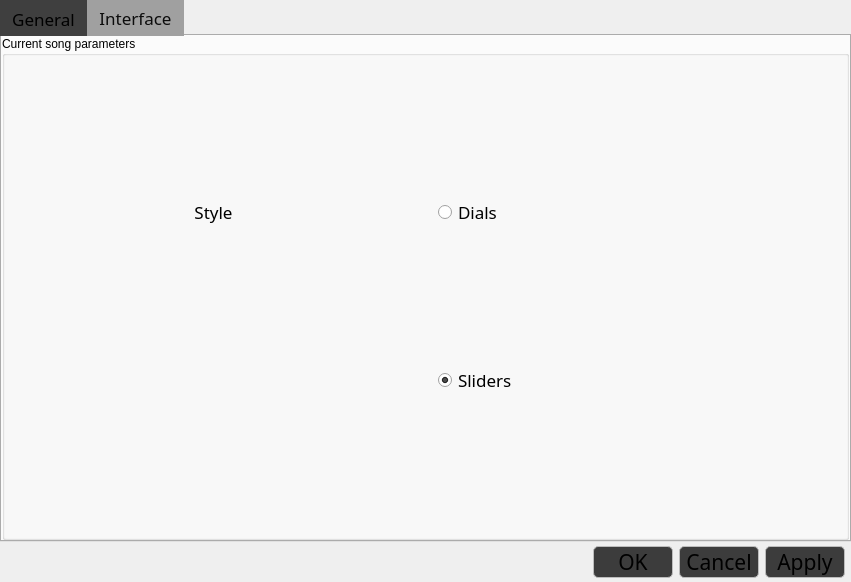
Before: the Qt Designer form RE_NUE/resources/d_ui/settings.ui in BadJuJa/Python, drawn with Qt 5.
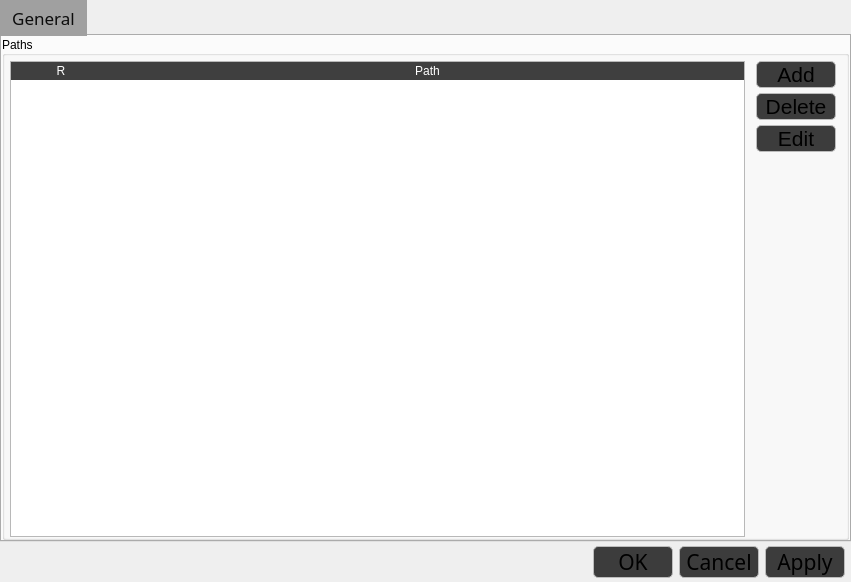
After: the same form once the commit is applied.

```diff
--- a/RE_NUE/resources/d_ui/settings.ui
+++ b/RE_NUE/resources/d_ui/settings.ui
@@ -38,9 +38,23 @@
 alternate-background-color: rgb(188, 188, 188);
 
 QMenuBar::item:selected {
-	background-color: rgb(188, 188, 188);
-	color: rgb(0, 0, 0);
-}</string>
+background-color: rgb(188, 188, 188);
+color: rgb(0, 0, 0);
+}
+
+QPushButton {
+background-color: rgb(60, 60, 60);
+border-radius: 5%;
+border: 1px solid rgb(188, 188, 188);
+font-size: 16pt;
+}
+
+QPushButton:hover{
+background-color: rgb(188, 188, 188);
+color: rgb(0, 0, 0);
+}
+                                                                
+            </string>
   </property>
   <layout class="QGridLayout" name="MainWidget_gridLayout">
    <property name="leftMargin">
@@ -107,7 +121,7 @@
       <enum>QTabWidget::Rounded</enum>
      </property>
      <property name="currentIndex">
-      <number>1</number>
+      <number>0</number>
      </property>
      <property name="elideMode">
       <enum>Qt::ElideNone</enum>
@@ -156,7 +170,7 @@
           <string notr="true"/>
          </property>
          <property name="title">
-          <string>Music paths</string>
+          <string>Paths</string>
          </property>
          <property name="alignment">
           <set>Qt::AlignLeading|Qt::AlignLeft|Qt::AlignVCenter</set>
@@ -181,7 +195,20 @@
            <number>0</number>
           </property>
           <item row="0" column="1">
-           <widget class="QWidget" name="widget_music_paths_buttons" native="true">
+           <widget class="QWidget" name="widget_audio_paths_buttons" native="true">
+            <property name="styleSheet">
+             <string notr="true">QPushButton {
+background-color: rgb(60, 60, 60);
+border-radius: 5%;
+border: 1px solid rgb(188, 188, 188);
+font-size: 16pt;
+}
+
+QPushButton:hover{
+background-color: rgb(188, 188, 188);
+color: rgb(0, 0, 0);
+}</string>
+            </property>
             <layout class="QVBoxLayout" name="widget_music_paths_buttons_verticalLayout">
              <property name="spacing">
               <number>5</number>
@@ -213,17 +240,7 @@
                 </size>
                </property>
                <property name="styleSheet">
-                <string notr="true">QPushButton {
-	background-color: rgb(60, 60, 60);
-	border-radius: 5%;
-    border: 1px solid rgb(188, 188, 188);
-	font-size: 16pt;
-}
-
-QPushButton:hover{
-	background-color: rgb(188, 188, 188);
-	color: rgb(0, 0, 0);
-} </string>
+                <string notr="true"/>
                </property>
                <property name="text">
                 <string>Add</string>
@@ -245,17 +262,7 @@
                 </size>
                </property>
                <property name="styleSheet">
-                <string notr="true">QPushButton {
-	background-color: rgb(60, 60, 60);
-	border-radius: 5%;
-    border: 1px solid rgb(188, 188, 188);
-	font-size: 16pt;
-}
-
-QPushButton:hover{
-	background-color: rgb(188, 188, 188);
-	color: rgb(0, 0, 0);
-} </string>
+                <string notr="true"/>
                </property>
                <property name="text">
                 <string>Delete</string>
@@ -277,17 +284,7 @@
                 </size>
                </property>
                <property name="styleSheet">
-                <string notr="true">QPushButton {
-	background-color: rgb(60, 60, 60);
-	border-radius: 5%;
-    border: 1px solid rgb(188, 188, 188);
-	font-size: 16pt;
-}
-
-QPushButton:hover{
-	background-color: rgb(188, 188, 188);
-	color: rgb(0, 0, 0);
-} </string>
+                <string notr="true"/>
                </property>
                <property name="text">
                 <string>Edit</string>
@@ -391,100 +388,6 @@
        </item>
       </layout>
      </widget>
-     <widget class="QWidget" name="tab_interface">
-      <attribute name="title">
-       <string>Interface</string>
-      </attribute>
-      <layout class="QGridLayout" name="tab_interface_gridLayout">
-       <property name="leftMargin">
-        <number>0</number>
-       </property>
-       <property name="topMargin">
-        <number>0</number>
-       </property>
-       <property name="rightMargin">
-        <number>0</number>
-       </property>
-       <property name="bottomMargin">
-        <number>0</number>
-       </property>
-       <property name="spacing">
-        <number>0</number>
-       </property>
-       <item row="0" column="0">
-        <widget class="QGroupBox" name="groupBox_current_song_parameters">
-         <property name="styleSheet">
-          <string notr="true"/>
-         </property>
-         <property name="title">
-          <string>Current song parameters</string>
-         </property>
-         <layout class="QGridLayout" name="groupBox_current_song_parameters_gridLayout">
-          <property name="horizontalSpacing">
-           <number>25</number>
-          </property>
-          <item row="1" column="1">
-           <widget class="QRadioButton" name="button_radio_sliders">
-            <property name="font">
-             <font>
-              <family>Century Gothic</family>
-              <pointsize>13</pointsize>
-              <weight>9</weight>
-              <italic>false</italic>
-              <bold>false</bold>
-             </font>
-            </property>
-            <property name="text">
-             <string>Sliders</string>
-            </property>
-            <property name="checked">
-             <bool>true</bool>
-            </property>
-           </widget>
-          </item>
-          <item row="0" column="1">
-           <widget class="QRadioButton" name="button_radio_dials">
-            <property name="font">
-             <font>
-              <family>Century Gothic</family>
-              <pointsize>13</pointsize>
-              <weight>9</weight>
-              <italic>false</italic>
-              <bold>false</bold>
-             </font>
-            </property>
-            <property name="text">
-             <string>Dials</string>
-            </property>
-            <property name="checked">
-             <bool>false</bool>
-            </property>
-           </widget>
-          </item>
-          <item row="0" column="0">
-           <widget class="QLabel" name="label_style">
-            <property name="font">
-             <font>
-              <family>Century Gothic</family>
-              <pointsize>13</pointsize>
-              <weight>9</weight>
-              <italic>false</italic>
-              <bold>false</bold>
-             </font>
-            </property>
-            <property name="text">
-             <string>Style</string>
-            </property>
-            <property name="alignment">
-             <set>Qt::AlignCenter</set>
-            </property>
-           </widget>
-          </item>
-         </layout>
-        </widget>
-       </item>
-      </layout>
-     </widget>
     </widget>
    </item>
    <item row="2" column="0">
```
Left out of the diff: 100 changed lines with no effect on the pictures.
